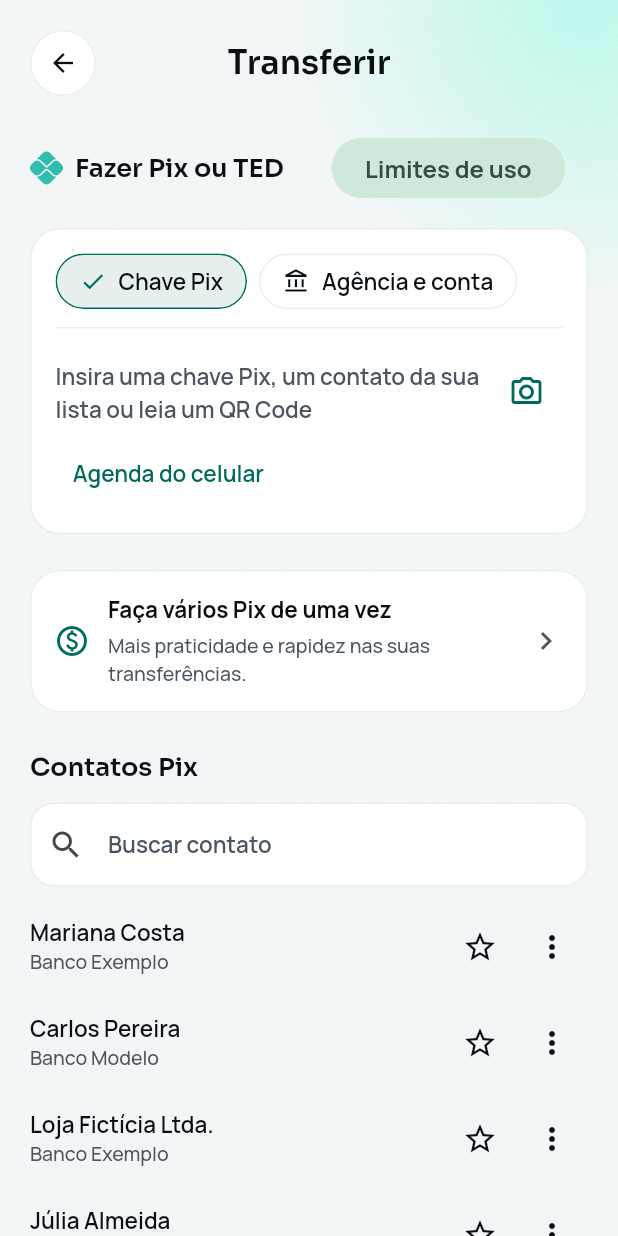
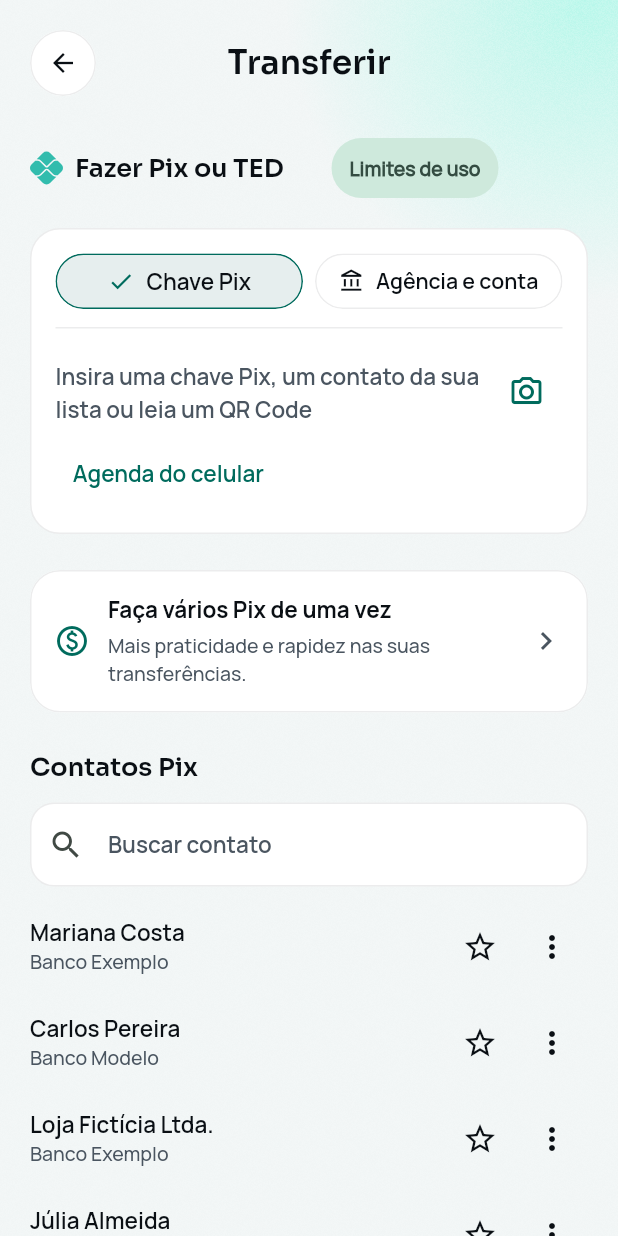
Before and after one commit to renatomf/next-bank, a Flutter app: the TransferPixScreen screen opened by its route, on a phone screen of 412 x 824 dp. Run offline on Flutter 3.47's test engine with Material 3 defaults, Android fonts, the phone set to English and light mode, and no system bars; our stand-ins replace copy_with_extension, dio, flutter_riverpod, flutter_secure_storage, go_router, local_auth and 2 more; missing offline and left inert: local_auth_android, mobile_scanner, qr; accounts and stored records are empty; project files that could hold a hidden picture were left out.

Commit message:
feat(mobile): fit the transfer's pills on one row and open the camera
At the developer's request: the two pills share one row, half the width
each and both as tall; Limites de uso is compact, its label shrinking
rather than wrap; and the camera opens the QR Code reading, as the
Home's Pagar, a code read filling the Pix beneath.

Co-Authored-By: Claude Opus 5.5 <noreply@anthropic.com>

```diff
--- a/apps/mobile/lib/app/router.dart
+++ b/apps/mobile/lib/app/router.dart
@@ -181,8 +181,14 @@ final Provider<GoRouter> routerProvider = Provider((ref) {
       ),
       GoRoute(
         path: AppRoutes.pixTransfer,
-        builder: (context, _) =>
-            TransferPixScreen(onBack: () => _back(context)),
+        builder: (context, _) => TransferPixScreen(
+          onBack: () => _back(context),
+          // As the Home's "Pagar": a code read fills the Pix beneath.
+          onScan: () {
+            unawaited(context.push(AppRoutes.pix));
+            unawaited(context.push(AppRoutes.pixScan));
+          },
+        ),
       ),
       GoRoute(
         path: AppRoutes.pixAutomatic,
--- a/apps/mobile/lib/features/pix/presentation/transfer/pix_key_tab.dart
+++ b/apps/mobile/lib/features/pix/presentation/transfer/pix_key_tab.dart
@@ -3,10 +3,14 @@ import 'package:flutter/material.dart';
 import 'package:next_bank/features/pix/presentation/transfer/example_contacts.dart';
 
 /// The Chave Pix tab, inside the transfer's card: the key field with the
-/// camera, and "Agenda do celular". Layout only: they say they are coming.
+/// camera, which opens the QR Code reading, and "Agenda do celular", which
+/// says it is coming.
 class PixKeyEntry extends StatelessWidget {
   /// Creates the entry.
-  const new({super.key});
+  const new({required this.onScan, super.key});
+
+  /// Opens the QR Code reading.
+  final VoidCallback onScan;
 
   @override
   Widget build(BuildContext context) {
@@ -35,7 +39,7 @@ class PixKeyEntry extends StatelessWidget {
               icon: Icons.photo_camera_outlined,
               label: 'Ler QR Code',
               color: colors.accent,
-              onPressed: () => _sayComingSoon(context),
+              onPressed: onScan,
             ),
           ],
         ),
--- a/apps/mobile/lib/features/pix/presentation/transfer/transfer_pix_screen.dart
+++ b/apps/mobile/lib/features/pix/presentation/transfer/transfer_pix_screen.dart
@@ -5,13 +5,17 @@ import 'package:next_bank/features/pix/presentation/transfer/pix_key_tab.dart';
 
 /// Transferir (v1.1.0 plan, task 4.9), layout only for now: a Pix by key
 /// or contact, or a transfer by agency and account, picked by two pills.
-/// Nothing is sent; the actions say they are coming.
+/// Nothing is sent; the camera opens the QR Code reading, the other
+/// actions say they are coming.
 class TransferPixScreen extends StatefulWidget {
-  /// Creates the screen; the router says where back goes.
-  const new({required this.onBack, super.key});
+  /// Creates the screen; the router says where back and the camera go.
+  const new({required this.onBack, required this.onScan, super.key});
 
   /// Leaves the screen.
   final VoidCallback onBack;
+
+  /// Opens the QR Code reading.
+  final VoidCallback onScan;
 
   @override
   State<TransferPixScreen> createState() => _TransferPixScreenState();
@@ -47,7 +51,8 @@ class _TransferPixScreenState extends State<TransferPixScreen> {
                       style: NbType.sectionTitle.copyWith(color: colors.text),
                     ),
                   ),
-                  // Wraps on a small phone with large text.
+                  // Compact, and its label shrinks rather than wrap on a
+                  // small phone with large text (S21 checkpoint).
                   Flexible(
                     child: FilledButton.tonal(
                       onPressed: () => showNbToast(
@@ -55,7 +60,18 @@ class _TransferPixScreenState extends State<TransferPixScreen> {
                         'Em breve.',
                         icon: Icons.info_outline,
                       ),
-                      child: const Text('Limites de uso'),
+                      style: FilledButton.styleFrom(
+                        padding: const EdgeInsets.symmetric(
+                          horizontal: NbSpace.md,
+                        ),
+                        textStyle: NbType.caption.copyWith(
+                          fontWeight: FontWeight.w700,
+                        ),
+                      ),
+                      child: const FittedBox(
+                        fit: BoxFit.scaleDown,
+                        child: Text('Limites de uso', maxLines: 1),
+                      ),
                     ),
                   ),
                 ],
@@ -71,23 +87,33 @@ class _TransferPixScreenState extends State<TransferPixScreen> {
                 child: Column(
                   crossAxisAlignment: CrossAxisAlignment.stretch,
                   children: [
-                    Wrap(
+                    // One row, each pill half the width and both as tall,
+                    // however much a long label shrinks (S21 checkpoint).
+                    IntrinsicHeight(
+                      child: Row(
+                        crossAxisAlignment: CrossAxisAlignment.stretch,
                         spacing: NbSpace.sm,
-                      runSpacing: NbSpace.sm,
                         children: [
-                        FilterPill(
+                          Expanded(
+                            child: FilterPill(
                               label: 'Chave Pix',
                               icon: Icons.key_outlined,
                               selected: !_byAccount,
-                          onPressed: () => setState(() => _byAccount = false),
+                              onPressed: () =>
+                                  setState(() => _byAccount = false),
                             ),
-                        FilterPill(
+                          ),
+                          Expanded(
+                            child: FilterPill(
                               label: 'Agência e conta',
                               icon: Icons.account_balance_outlined,
                               selected: _byAccount,
-                          onPressed: () => setState(() => _byAccount = true),
+                              onPressed: () =>
+                                  setState(() => _byAccount = true),
+                            ),
                           ),
                         ],
+                      ),
                     ),
                     const SizedBox(height: NbSpace.md),
                     Divider(height: 1, color: colors.border),
@@ -95,7 +121,7 @@ class _TransferPixScreenState extends State<TransferPixScreen> {
                     if (_byAccount)
                       const BankAccountTab()
                     else
-                      const PixKeyEntry(),
+                      PixKeyEntry(onScan: widget.onScan),
                   ],
                 ),
               ),
```
Lines whose indentation alone changed are shown as unchanged.
